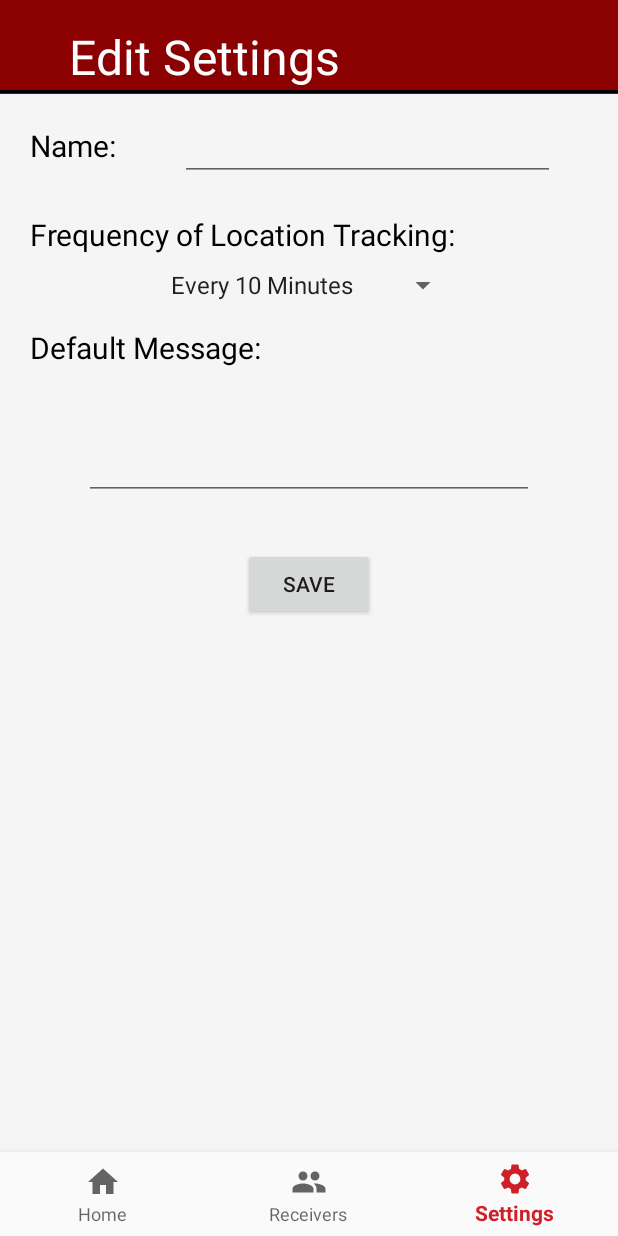
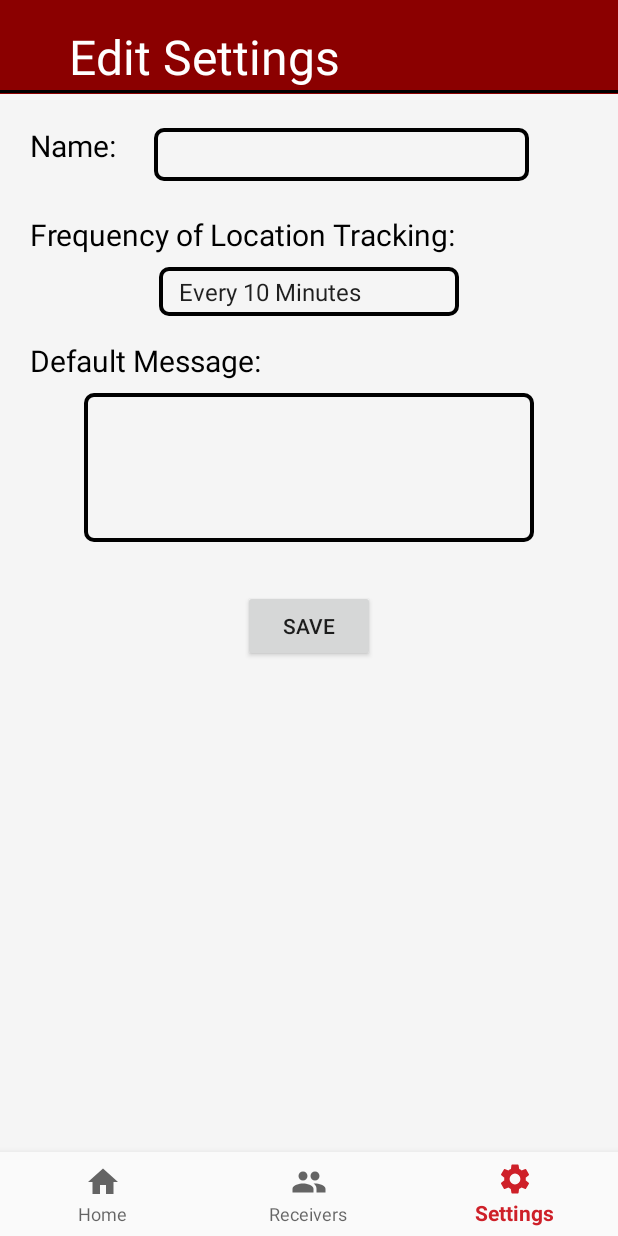
Before and after one commit to manologhernandez/LOCUST, an Android app: the fragment AddReceiversFragment placed in its activity, item 3 of the bottom bar chosen, on a phone screen of 412 x 824 dp. Run offline under Robolectric (Android 15) with nearby library versions, the phone set to English and light mode, and no system bars; 3 statements that could not run were skipped.

Commit message:
UI Updates:     Boxed EditTexts for Add Receivers and Settings     Color Changing of Boxes when encountering errors in Add Receivers

```diff
--- a/app/src/main/java/com/locustteam/locust/AddReceiversFragment.java
+++ b/app/src/main/java/com/locustteam/locust/AddReceiversFragment.java
@@ -14,6 +14,7 @@ Code History
 
 import android.content.DialogInterface;
 import android.content.SharedPreferences;
+import android.graphics.PorterDuff;
 import android.os.Bundle;
 import android.util.Log;
 import android.view.LayoutInflater;
@@ -49,7 +50,7 @@ public class AddReceiversFragment extends Fragment {
 
      /*
      Method Name: onCreateView
-     Creation date:
+     Creation date: 2/18/2020
      Purpose: loads the fragment.
      Calling Arguments: n/a
      Required Files: n/a
@@ -63,8 +64,8 @@ public class AddReceiversFragment extends Fragment {
     }
 
     /*
-     Method Name: onCreate
-     Creation date: 1/21/20
+    Method Name: onActivityCreated
+    Creation date: 2/22/20
     Purpose: connects elements to the code.
     Calling Arguments: n/a
     Required Files: n/a
@@ -110,8 +111,8 @@ public class AddReceiversFragment extends Fragment {
     }
 
     /*
-     Method Name: onCreate
-     Creation date: 1/21/20
+Method Name: saveData
+Creation date: 2/23/20
 Purpose: saves the data to sharedPreferences
 Calling Arguments: n/a
 Required Files: n/a
@@ -128,7 +129,7 @@ public class AddReceiversFragment extends Fragment {
 
     /*
     Method Name: loadData
-    Creation date: 1/21/20
+    Creation date: 2/23/20
     Purpose: loads the data from sharedPreferences
     Calling Arguments: n/a
     Required Files: n/a
@@ -148,7 +149,7 @@ public class AddReceiversFragment extends Fragment {
 
     /*
 Method Name: addReceiver
-    Creation date: 1/21/20
+Creation date: 2/23/20
 Purpose: adds a receiver to the arrayList.
 Calling Arguments: n/a
 Required Files: n/a
@@ -169,7 +170,7 @@ public class AddReceiversFragment extends Fragment {
 
     /*
     Method Name: validateName
-    Creation date: 1/21/20
+    Creation date: 2/23/20
     Purpose: checks if there are duplicate names.
     Calling Arguments: n/a
     Required Files: n/a
@@ -178,28 +179,25 @@ public class AddReceiversFragment extends Fragment {
     private boolean validateName(Receivers receiver){
         if( receiver.getName().matches("") ){
             inputName.setError("Empty Field!");
+            inputName.getBackground().setColorFilter(0xFFCE2029, PorterDuff.Mode.MULTIPLY);
             return false;
         }
 
-        Log.d("Running Loop", "OK!");
         for(Receivers r: mReceiversList){
             if( r.getName().trim().equals(receiver.getName().trim()) ){
                 inputName.setError("Duplicate Name!");
-                return false;
-            }
-
-            if( r.getPhone().equals(receiver.getPhone()) ){
-                inputPhone.setError("Duplicate Phone!");
+                inputName.getBackground().setColorFilter(0xFFCE2029, PorterDuff.Mode.MULTIPLY);
                 return false;
             }
         }
 
+        inputName.getBackground().setColorFilter(0xFF000000, PorterDuff.Mode.MULTIPLY);
         return true;
     }
 
     /*
     Method Name: validatePhone
-    Creation date: 1/21/20
+    Creation date: 2/23/20
     Purpose: checks if the phone number given is valid.
     Calling Arguments: n/a
     Required Files: n/a
@@ -208,12 +206,25 @@ public class AddReceiversFragment extends Fragment {
     private boolean validatePhone(Receivers receiver){
         if( receiver.getPhone().matches("") ){
             inputPhone.setError("Empty Field!");
-            return false;
-        }else if( !(PASSWORD_PATTERN.matcher( receiver.getPhone() ).matches()) ){
-            inputPhone.setError("Invalid Phone Number!");
+            inputPhone.getBackground().setColorFilter(0xFFCE2029, PorterDuff.Mode.MULTIPLY);
             return false;
         }
 
+        if( !(PASSWORD_PATTERN.matcher( receiver.getPhone() ).matches()) ){
+            inputPhone.setError("Invalid Phone Number!");
+            inputPhone.getBackground().setColorFilter(0xFFCE2029, PorterDuff.Mode.MULTIPLY);
+            return false;
+        }
+
+        for(Receivers r: mReceiversList){
+            if( r.getPhone().substring( r.getPhone().trim().length() - 10 ).equals( receiver.getPhone().substring( receiver.getPhone().trim().length() - 10 ) ) ){
+                inputPhone.setError("Duplicate Phone Numbers!");
+                inputPhone.getBackground().setColorFilter(0xFFCE2029, PorterDuff.Mode.MULTIPLY);
+                return false;
+            }
+        }
+
+        inputPhone.getBackground().setColorFilter(0xFF000000, PorterDuff.Mode.MULTIPLY);
         return true;
     }
 }
--- /dev/null
+++ b/app/src/main/res/drawable/text_input_border.xml
@@ -0,0 +1,8 @@
+<shape xmlns:android="http://schemas.android.com/apk/res/android"
+    android:shape="rectangle">
+    <solid android:color="#00000000" />
+    <stroke android:width="2.5dp"
+        android:color="#FFFFFF" />
+    <corners
+        android:radius="5dp"/>
+</shape>
--- a/app/src/main/res/layout/fragment_settings.xml
+++ b/app/src/main/res/layout/fragment_settings.xml
@@ -53,8 +53,12 @@
         android:id="@+id/input_settings_name"
         android:layout_width="250dp"
         android:layout_height="wrap_content"
-        android:layout_marginTop="16dp"
+        android:layout_marginTop="26dp"
+        android:background="@drawable/text_input_border"
+        android:backgroundTint="#000000"
+        android:padding="5dp"
         app:layout_constraintEnd_toEndOf="parent"
+        app:layout_constraintHorizontal_bias="0.3"
         app:layout_constraintStart_toEndOf="@id/text_settings_name"
         app:layout_constraintTop_toBottomOf="@id/text_settings_title" />
 
@@ -77,6 +81,9 @@
         android:layout_width="200dp"
         android:layout_height="wrap_content"
         android:layout_marginTop="8dp"
+        android:background="@drawable/text_input_border"
+        android:backgroundTint="#000000"
+        android:padding="5dp"
         app:layout_constraintEnd_toEndOf="parent"
         app:layout_constraintStart_toStartOf="parent"
         app:layout_constraintTop_toBottomOf="@+id/text_settings_freq" />
@@ -99,7 +106,12 @@
         android:id="@+id/input_settings_def"
         android:layout_width="300dp"
         android:layout_height="wrap_content"
-        android:lines="3"
+        android:layout_marginTop="8dp"
+        android:background="@drawable/text_input_border"
+        android:backgroundTint="#000000"
+        android:gravity="top|start"
+        android:lines="4"
+        android:padding="5dp"
         app:layout_constraintEnd_toEndOf="parent"
         app:layout_constraintStart_toStartOf="parent"
         app:layout_constraintTop_toBottomOf="@+id/text_settings_def" />
```
Also changed, not shown: app/src/main/res/layout/fragment_add_receivers.xml (+6 -2 lines), 1 other file. Lines whose indentation alone changed are shown as unchanged.
